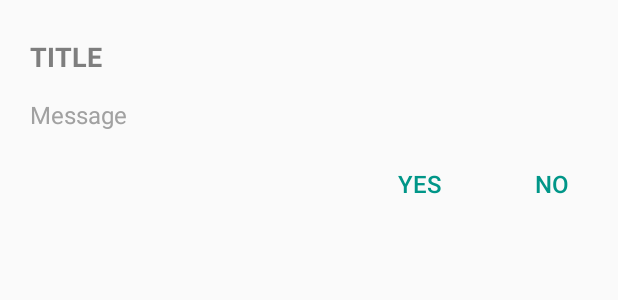
After one commit to kavi707/Exchange-T, an Android app: the layout dialog_comon.xml on its own in the app's theme, with its tools: preview values and no code run, on a phone screen of 412 x 824 dp. The commit adds this screen. Shown: the top 300 px of the screen. Run offline under Robolectric (Android 15) with nearby library versions, the phone set to English and light mode, and no system bars.

Commit message:
Create common dialog builder.

```diff
--- /dev/null
+++ b/app/src/main/res/layout/dialog_comon.xml
@@ -0,0 +1,63 @@
+<?xml version="1.0" encoding="utf-8"?>
+<RelativeLayout
+    xmlns:android="http://schemas.android.com/apk/res/android"
+    android:orientation="vertical"
+    android:layout_width="match_parent"
+    android:layout_height="wrap_content">
+
+    <TextView
+        android:id="@+id/titleTextView"
+        android:layout_marginTop="25dp"
+        android:layout_marginLeft="20dp"
+        android:layout_marginRight="15dp"
+        android:text="Title"
+        android:textStyle="bold"
+        android:textSize="18dp"
+        android:textColor="@color/grey_dark"
+        android:textAllCaps="true"
+        android:layout_width="match_parent"
+        android:layout_height="wrap_content" />
+
+    <TextView
+        android:id="@+id/msgTextView"
+        android:layout_marginTop="15dp"
+        android:layout_marginLeft="20dp"
+        android:layout_marginRight="15dp"
+        android:layout_below="@id/titleTextView"
+        android:text="Message"
+        android:textStyle="normal"
+        android:textSize="16dp"
+        android:textColor="@color/grey"
+        android:layout_width="match_parent"
+        android:layout_height="wrap_content" />
+
+    <LinearLayout
+        android:orientation="horizontal"
+        android:layout_width="match_parent"
+        android:layout_height="wrap_content"
+        android:layout_marginTop="15dp"
+        android:layout_marginLeft="20dp"
+        android:layout_marginBottom="15dp"
+        android:gravity="right"
+        android:layout_below="@id/msgTextView">
+
+        <Button
+            android:id="@+id/firstActionButton"
+            android:text="Yes"
+            android:textSize="16dp"
+            android:textColor="@color/primaryGreenDark"
+            android:background="@android:color/transparent"
+            android:layout_width="wrap_content"
+            android:layout_height="40dp" />
+
+        <Button
+            android:id="@+id/secondActionButton"
+            android:text="No"
+            android:textSize="16dp"
+            android:textColor="@color/primaryGreenDark"
+            android:background="@android:color/transparent"
+            android:layout_width="wrap_content"
+            android:layout_height="40dp" />
+    </LinearLayout>
+
+</RelativeLayout>
--- a/app/src/main/res/values/colors.xml
+++ b/app/src/main/res/values/colors.xml
@@ -9,6 +9,7 @@
     <color name="light_grey">#dedede</color>
     <color name="mid_light_grey">#cfcfcf</color>
     <color name="grey">#a1a1a1</color>
+    <color name="grey_dark">#7e7e7e</color>
     <color name="light_green">#a6e1aa</color>
     <color name="primaryGreenDark">#009688</color>
     <color name="primaryGreen">#B2DFDB</color>
```
Also changed, not shown: app/src/main/java/com/kavi/droid/exchange/fragments/MyRequestsHistoryFragment.java (+25 -1 lines), app/src/main/java/com/kavi/droid/exchange/utils/CommonDialogBuilderUtil.java (added, +110 -0 lines).
